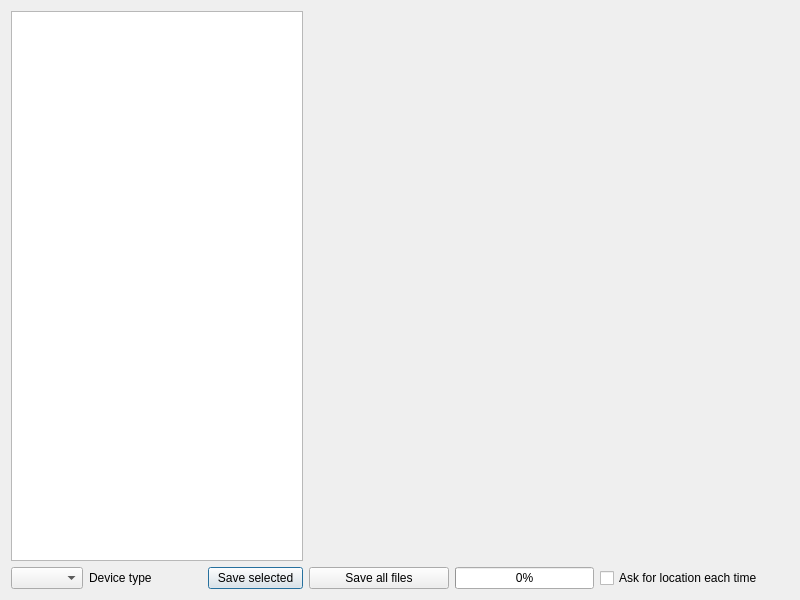
Qt form src/filebrowse.ui (g4ixt/QtTinySA) before a commit.
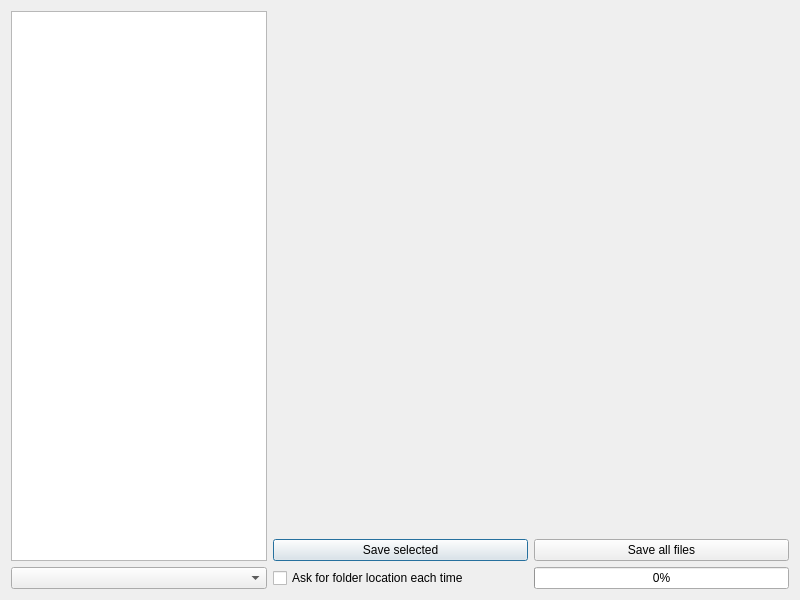
The same form after that commit.

Diff of the .ui file:
```diff
--- a/src/filebrowse.ui
+++ b/src/filebrowse.ui
@@ -16,110 +16,7 @@
   <layout class="QGridLayout" name="gridLayout_3">
    <item row="0" column="0">
     <layout class="QGridLayout" name="gridLayout">
-     <item row="3" column="3">
-      <widget class="QPushButton" name="download">
-       <property name="sizePolicy">
-        <sizepolicy hsizetype="MinimumExpanding" vsizetype="Fixed">
-         <horstretch>0</horstretch>
-         <verstretch>0</verstretch>
-        </sizepolicy>
-       </property>
-       <property name="minimumSize">
-        <size>
-         <width>95</width>
-         <height>0</height>
-        </size>
-       </property>
-       <property name="text">
-        <string>Save selected</string>
-       </property>
-      </widget>
-     </item>
-     <item row="3" column="4">
-      <widget class="QPushButton" name="saveAll">
-       <property name="sizePolicy">
-        <sizepolicy hsizetype="MinimumExpanding" vsizetype="Fixed">
-         <horstretch>0</horstretch>
-         <verstretch>0</verstretch>
-        </sizepolicy>
-       </property>
-       <property name="minimumSize">
-        <size>
-         <width>95</width>
-         <height>0</height>
-        </size>
-       </property>
-       <property name="text">
-        <string>Save all files</string>
-       </property>
-      </widget>
-     </item>
-     <item row="3" column="6">
-      <widget class="QCheckBox" name="askForPath">
-       <property name="sizePolicy">
-        <sizepolicy hsizetype="MinimumExpanding" vsizetype="Fixed">
-         <horstretch>0</horstretch>
-         <verstretch>0</verstretch>
-        </sizepolicy>
-       </property>
-       <property name="text">
-        <string>Ask for location each time</string>
-       </property>
-       <property name="checked">
-        <bool>false</bool>
-       </property>
-      </widget>
-     </item>
-     <item row="3" column="1">
-      <widget class="QLabel" name="dev_type">
-       <property name="text">
-        <string>Device type</string>
-       </property>
-      </widget>
-     </item>
-     <item row="0" column="4" colspan="4">
-      <widget class="QLabel" name="picture">
-       <property name="sizePolicy">
-        <sizepolicy hsizetype="Expanding" vsizetype="Expanding">
-         <horstretch>0</horstretch>
-         <verstretch>0</verstretch>
-        </sizepolicy>
-       </property>
-       <property name="minimumSize">
-        <size>
-         <width>480</width>
-         <height>320</height>
-        </size>
-       </property>
-       <property name="text">
-        <string/>
-       </property>
-       <property name="scaledContents">
-        <bool>false</bool>
-       </property>
-      </widget>
-     </item>
-     <item row="2" column="6">
-      <widget class="QLabel" name="downloadInfo">
-       <property name="sizePolicy">
-        <sizepolicy hsizetype="Expanding" vsizetype="Preferred">
-         <horstretch>0</horstretch>
-         <verstretch>0</verstretch>
-        </sizepolicy>
-       </property>
-       <property name="text">
-        <string/>
-       </property>
-      </widget>
-     </item>
-     <item row="3" column="0">
-      <widget class="QComboBox" name="port">
-       <property name="toolTip">
-        <string>Choose device to browse</string>
-       </property>
-      </widget>
-     </item>
-     <item row="1" column="7">
+     <item row="1" column="3">
       <spacer name="verticalSpacer">
        <property name="orientation">
         <enum>Qt::Orientation::Vertical</enum>
@@ -132,7 +29,100 @@
        </property>
       </spacer>
      </item>
-     <item row="3" column="5">
+     <item row="3" column="0" colspan="2">
+      <widget class="QComboBox" name="device">
+       <property name="toolTip">
+        <string>Choose device to browse</string>
+       </property>
+      </widget>
+     </item>
+     <item row="0" column="0" rowspan="3" colspan="2">
+      <widget class="QListWidget" name="listWidget">
+       <property name="sizePolicy">
+        <sizepolicy hsizetype="Expanding" vsizetype="Expanding">
+         <horstretch>0</horstretch>
+         <verstretch>0</verstretch>
+        </sizepolicy>
+       </property>
+      </widget>
+     </item>
+     <item row="0" column="2" colspan="2">
+      <widget class="QLabel" name="picture">
+       <property name="sizePolicy">
+        <sizepolicy hsizetype="Expanding" vsizetype="Expanding">
+         <horstretch>0</horstretch>
+         <verstretch>0</verstretch>
+        </sizepolicy>
+       </property>
+       <property name="minimumSize">
+        <size>
+         <width>480</width>
+         <height>320</height>
+        </size>
+       </property>
+       <property name="text">
+        <string/>
+       </property>
+       <property name="scaledContents">
+        <bool>false</bool>
+       </property>
+      </widget>
+     </item>
+     <item row="3" column="2">
+      <widget class="QCheckBox" name="askForPath">
+       <property name="sizePolicy">
+        <sizepolicy hsizetype="MinimumExpanding" vsizetype="Fixed">
+         <horstretch>0</horstretch>
+         <verstretch>0</verstretch>
+        </sizepolicy>
+       </property>
+       <property name="text">
+        <string>Ask for folder location each time</string>
+       </property>
+       <property name="checked">
+        <bool>false</bool>
+       </property>
+      </widget>
+     </item>
+     <item row="2" column="2">
+      <widget class="QPushButton" name="download">
+       <property name="sizePolicy">
+        <sizepolicy hsizetype="MinimumExpanding" vsizetype="Fixed">
+         <horstretch>0</horstretch>
+         <verstretch>0</verstretch>
+        </sizepolicy>
+       </property>
+       <property name="minimumSize">
+        <size>
+         <width>95</width>
+         <height>0</height>
+        </size>
+       </property>
+       <property name="text">
+        <string>Save selected</string>
+       </property>
+      </widget>
+     </item>
+     <item row="2" column="3">
+      <widget class="QPushButton" name="saveAll">
+       <property name="sizePolicy">
+        <sizepolicy hsizetype="MinimumExpanding" vsizetype="Fixed">
+         <horstretch>0</horstretch>
+         <verstretch>0</verstretch>
+        </sizepolicy>
+       </property>
+       <property name="minimumSize">
+        <size>
+         <width>95</width>
+         <height>0</height>
+        </size>
+       </property>
+       <property name="text">
+        <string>Save all files</string>
+       </property>
+      </widget>
+     </item>
+     <item row="3" column="3">
       <widget class="QProgressBar" name="saveProgress">
        <property name="sizePolicy">
         <sizepolicy hsizetype="MinimumExpanding" vsizetype="Fixed">
@@ -145,29 +135,6 @@
        </property>
       </widget>
      </item>
-     <item row="3" column="2">
-      <spacer name="horizontalSpacer">
-       <property name="orientation">
-        <enum>Qt::Orientation::Horizontal</enum>
-       </property>
-       <property name="sizeHint" stdset="0">
-        <size>
-         <width>40</width>
-         <height>20</height>
-        </size>
-       </property>
-      </spacer>
-     </item>
-     <item row="0" column="0" rowspan="3" colspan="4">
-      <widget class="QListWidget" name="listWidget">
-       <property name="sizePolicy">
-        <sizepolicy hsizetype="Expanding" vsizetype="Expanding">
-         <horstretch>0</horstretch>
-         <verstretch>0</verstretch>
-        </sizepolicy>
-       </property>
-      </widget>
-     </item>
     </layout>
    </item>
   </layout>
```
